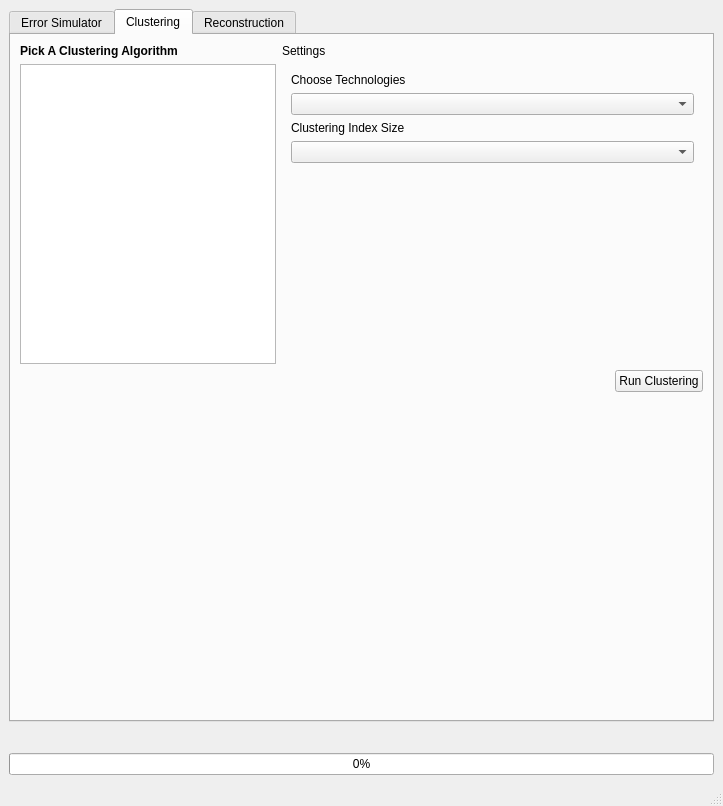
Qt form dnaSimulator/dnaSimulator2.ui (oyerush/DNASimulator) before a commit.
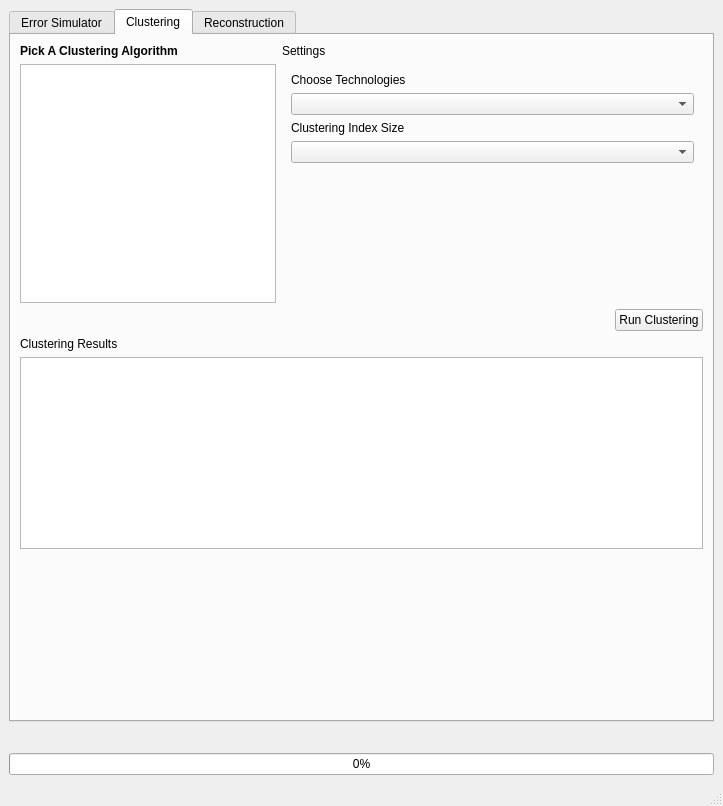
The same form after that commit. The open tabs and pages were chosen to show the change. Custom widgets are drawn as their Qt base class.

Commit message: fix on clustering results display between runs and progress bar display

```diff
--- a/dnaSimulator/dnaSimulator2.ui
+++ b/dnaSimulator/dnaSimulator2.ui
@@ -1219,6 +1219,22 @@
             </item>
            </layout>
           </item>
+          <item>
+           <widget class="QLabel" name="clustering_results_label">
+            <property name="text">
+             <string>Clustering Results</string>
+            </property>
+           </widget>
+          </item>
+          <item>
+           <widget class="QTextEdit" name="clustering_results_textEdit">
+            <property name="font">
+             <font>
+              <pointsize>12</pointsize>
+             </font>
+            </property>
+           </widget>
+          </item>
           <item>
            <spacer name="verticalSpacer_3">
             <property name="orientation">
```
The commit also changes 2 other files.
